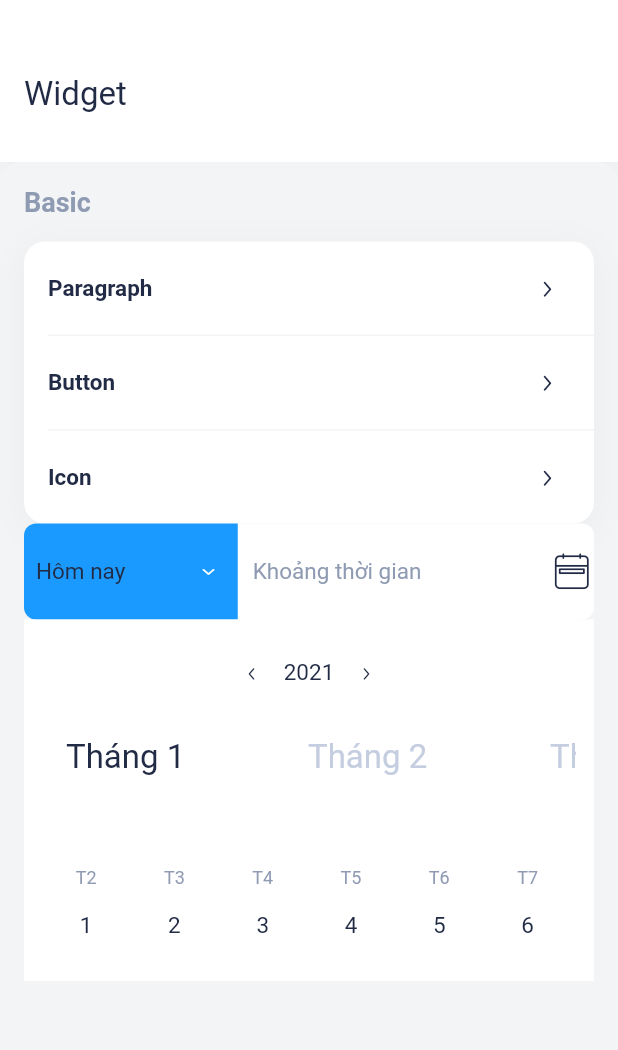
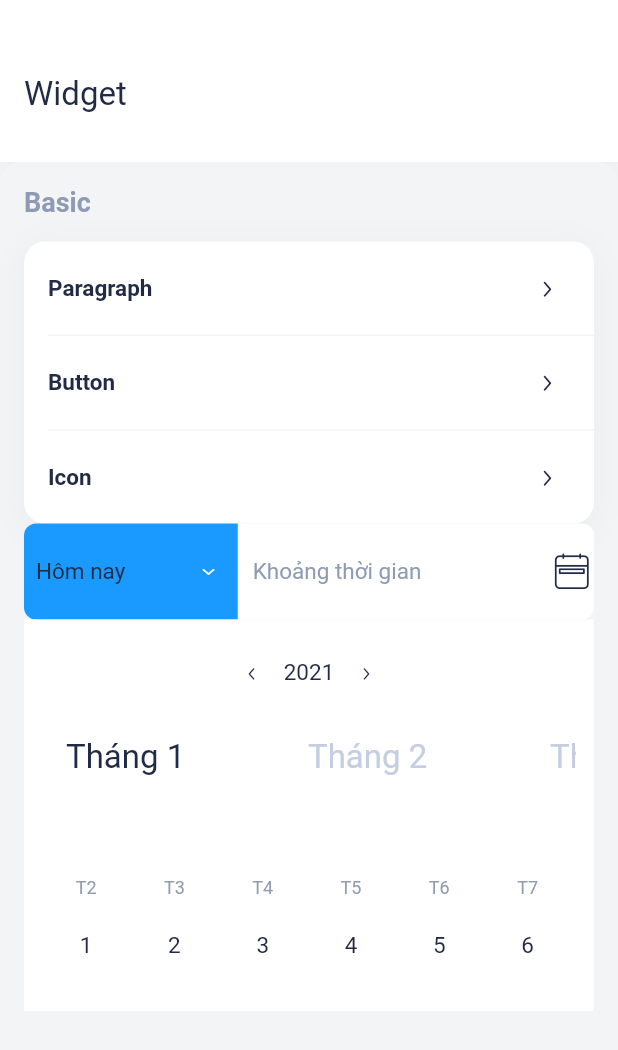
Before and after one commit to ctnet-tech/easysalon-app-ui-kit, a Flutter app: the screen it shows after launch, on a phone screen of 412 x 824 dp. Shown: the top 1050 px of the screen. Run offline on Flutter 3.47's test engine with Material 2 defaults, Android fonts, the phone set to English and light mode, and no system bars; our stand-ins replace equatable, flutter_bloc, page_transition, shared_preferences.

Commit message:
fix : add text Hôm nay

```diff
--- a/lib/widgets/basic/date_picker.dart
+++ b/lib/widgets/basic/date_picker.dart
@@ -120,7 +120,7 @@ class _DatePickerState extends State<DatePicker>
           ),
           BlocBuilder<DatePickerBloc, DatePickerState>(
             builder: (context, state) => Container(
-              height: 80,
+              height: 100,
               child: TabBarView(
                 controller: _controller,
                 children: List.generate(
@@ -134,12 +134,8 @@ class _DatePickerState extends State<DatePicker>
                       scrollDirection: Axis.horizontal,
                       itemBuilder: (context, index) {
                         return Container(
-                          padding: EdgeInsets.symmetric(
-                            horizontal: layout.sizeToPadding(
-                              LayoutSize.small,
-                            ),
-                          ),
                           width: MediaQuery.of(context).size.width / 7,
+                          child: Center(
                             child: InkWell(
                               onTap: () {
                                 setState(() {
@@ -154,6 +150,10 @@ class _DatePickerState extends State<DatePicker>
                                 )));
                               },
                               child: Container(
+                                width:
+                                    MediaQuery.of(context).size.width / 7 < 50
+                                        ? MediaQuery.of(context).size.width / 7
+                                        : 50,
                                 decoration: BoxDecoration(
                                   color: index == selectedIndex
                                       ? theme.getColor(ThemeColor.dodgerBlue)
@@ -175,6 +175,10 @@ class _DatePickerState extends State<DatePicker>
                                       linePadding: LayoutSize.none,
                                       isCenter: true,
                                     ),
+                                    Column(
+                                      mainAxisAlignment:
+                                          MainAxisAlignment.spaceBetween,
+                                      children: [
                                         Paragraph(
                                           content: (index + 1).toString(),
                                           color: index == selectedIndex
@@ -183,7 +187,31 @@ class _DatePickerState extends State<DatePicker>
                                           linePadding: LayoutSize.none,
                                           isCenter: true,
                                         ),
+                                        if (index + 1 ==
+                                                DateTime.now().day &&
+                                            _controller.index + 1 ==
+                                                DateTime.now().month &&
+                                            context
+                                                    .read<DatePickerBloc>()
+                                                    .year ==
+                                                DateTime.now().year)
+                                          Text(
+                                            "Hôm nay",
+                                            textAlign: TextAlign.center,
+                                            style: TextStyle(
+                                              fontSize: 8,
+                                              fontWeight: FontWeight.w400,
+                                              color: index == selectedIndex
+                                                  ? theme.getColor(
+                                                      ThemeColor.lightest)
+                                                  : theme.getColor(
+                                                      ThemeColor.dodgerBlue),
+                                            ),
+                                          )
                                       ],
+                                    ),
+                                  ],
+                                ),
                               ),
                             ),
                           ),
```
Lines whose indentation alone changed are shown as unchanged.
